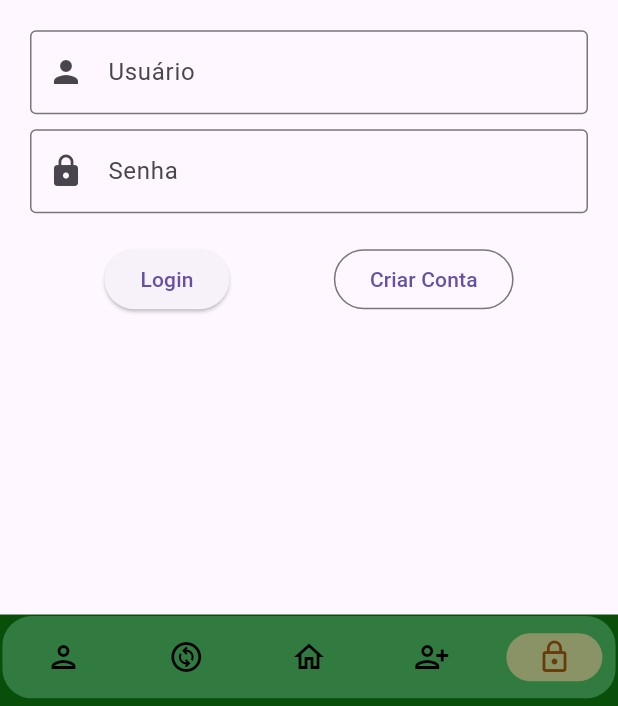
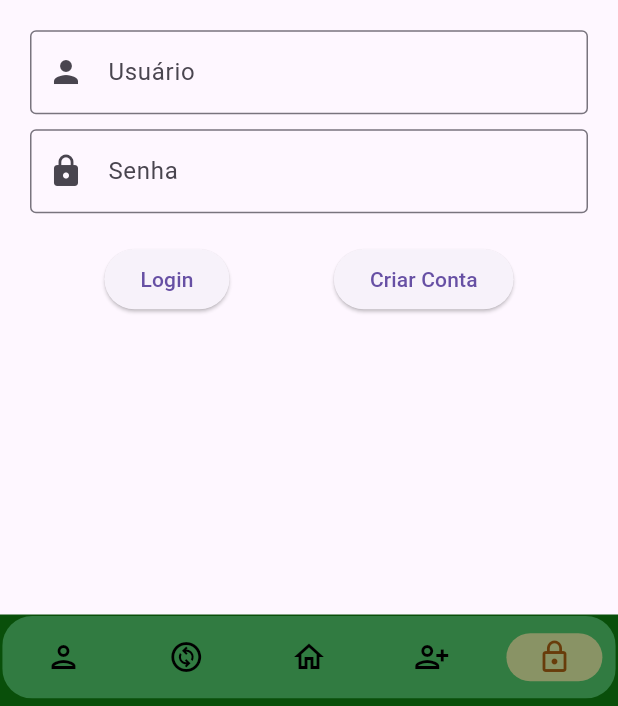
Before and after one commit to AlineFrade/MobilEasy, a Flutter app: the screen it shows after launch, item 5 of the bottom bar chosen, on a phone screen of 412 x 824 dp, the part 530-1236 px from its top. Run offline on Flutter 3.47's test engine with Material 3 defaults, Android fonts, the phone set to English and light mode, and no system bars; network calls fail.

```diff
--- a/lib/inicialPage.dart
+++ b/lib/loginPage.dart
@@ -1,4 +1,6 @@
 import 'package:flutter/material.dart';
+import 'package:MobilEasy/map.dart';
+import 'package:MobilEasy/createAccount.dart';
 
 class LoginPage extends StatelessWidget {
   const LoginPage({Key? key}) : super(key: key);
@@ -50,18 +52,25 @@ class LoginPage extends StatelessWidget {
             Row(
               mainAxisAlignment: MainAxisAlignment.spaceEvenly,
               children: [
-                ElevatedButton(
-                  onPressed: () {
-                    // Lógica de autenticação
+                Semantics(
+                  label: 'Botão para fazer login',
+                  child: ElevatedButton(
+                      onPressed: () {
+                      Navigator.pushNamed(context, 'navigationPage');
                   },
                   child: Text('Login'),
+                  ),
                 ),
-                OutlinedButton(
-                  onPressed: () {
-                    // Navegar para a página de criar conta
+                Semantics(
+                  label: 'Botão para criar conta',
+                  child: ElevatedButton(
+                    onPressed: () {
+                    Navigator.pushNamed(context, 'createAccount');
                   },
                   child: Text('Criar Conta'),
                 ),
+                )
+
               ],
             ),
           ],
--- a/lib/main.dart
+++ b/lib/main.dart
@@ -1,8 +1,9 @@
+import 'package:MobilEasy/createAccount.dart';
+import 'package:MobilEasy/map.dart';
 import 'package:MobilEasy/menu.dart';
 import 'package:flutter/material.dart';
-import 'profile.dart';
 
-void main(){
+void main() {
   runApp(MyApp());
 }
 
@@ -11,10 +12,15 @@ class MyApp extends StatelessWidget {
 
   @override
   Widget build(BuildContext context) {
-    return const MaterialApp(
+    return MaterialApp(
       title: 'Onboarding Screen',
       home: MaterialYou(),
       debugShowCheckedModeBanner: false,
+
+      routes: {
+        'navigationPage': (context) => NavigationPage(),
+        'createAccount': (context) => CreateProfile(),
+      },
     );
   }
 }
--- a/lib/map.dart
+++ b/lib/map.dart
@@ -9,6 +9,7 @@ class NavigationPage extends StatelessWidget {
       appBar: AppBar(
         backgroundColor: Color.fromARGB(255, 0, 100, 0),
         title: Text('Navegação'),
+        //automaticallyImplyLeading: false,
       ),
       body: Column(
         crossAxisAlignment: CrossAxisAlignment.stretch,
@@ -46,9 +47,6 @@ class NavigationPage extends StatelessWidget {
             width: 200, // Para ocupar toda a largura disponível
             child: Column(
               children: <Widget>[
-                Expanded(
-                  child: Image.network('https://i.ibb.co/42ZqFYD/praia.jpg')
-                ),
                 SizedBox(
                   height: 20,
                 ),
--- a/lib/menu.dart
+++ b/lib/menu.dart
@@ -1,5 +1,5 @@
 import 'package:MobilEasy/createAccount.dart';
-import 'package:MobilEasy/inicialPage.dart';
+import 'package:MobilEasy/loginPage.dart';
 import 'package:MobilEasy/profile.dart';
 import 'package:flutter/material.dart';
 import 'package:MobilEasy/configurations.dart';
```
